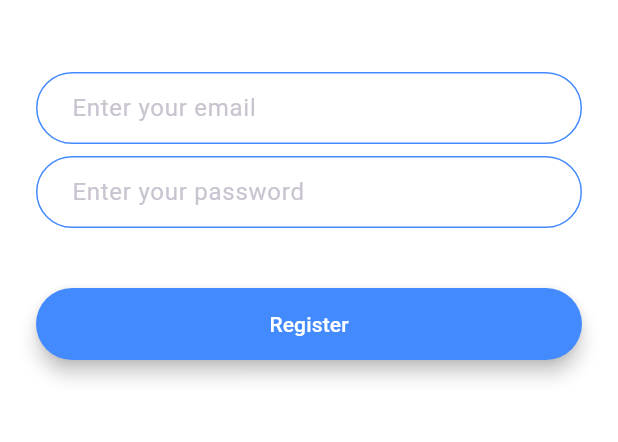
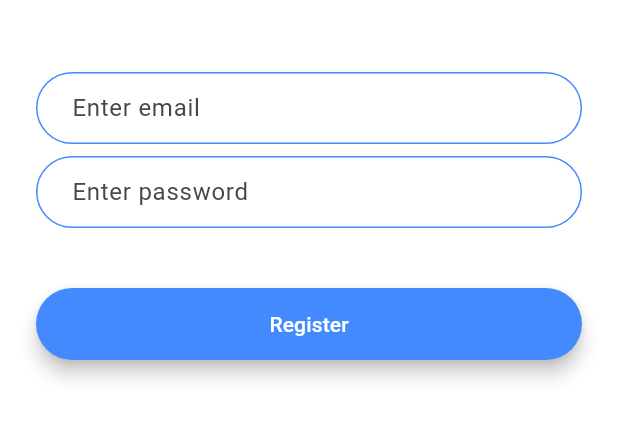
Before and after one commit to tnt-exe/firechat, a Flutter app: the screen it shows after launch, after a tap on "Register", on a phone screen of 412 x 824 dp, the part 576-1018 px from its top. Run offline on Flutter 3.47's test engine with Material 3 defaults, Android fonts, the phone set to English and light mode, and no system bars; our stand-ins replace animated_text_kit.

Commit message:
refactor: round button and text field decoration

```diff
--- a/lib/common/constants.dart
+++ b/lib/common/constants.dart
@@ -17,3 +17,19 @@ const kMessageContainerDecoration = BoxDecoration(
     top: BorderSide(color: Colors.lightBlueAccent, width: 2.0),
   ),
 );
+
+const kTextFieldDecoration = InputDecoration(
+  hintText: 'Enter value',
+  contentPadding: EdgeInsets.symmetric(vertical: 10.0, horizontal: 20.0),
+  border: OutlineInputBorder(
+    borderRadius: BorderRadius.all(Radius.circular(32.0)),
+  ),
+  enabledBorder: OutlineInputBorder(
+    borderSide: BorderSide(color: Colors.blueAccent, width: 1.0),
+    borderRadius: BorderRadius.all(Radius.circular(32.0)),
+  ),
+  focusedBorder: OutlineInputBorder(
+    borderSide: BorderSide(color: Colors.blueAccent, width: 2.0),
+    borderRadius: BorderRadius.all(Radius.circular(32.0)),
+  ),
+);
--- a/lib/main.dart
+++ b/lib/main.dart
@@ -12,11 +12,6 @@ class Firechat extends StatelessWidget {
   @override
   Widget build(BuildContext context) {
     return MaterialApp(
-      theme: ThemeData.dark().copyWith(
-        textTheme: TextTheme(
-          bodyLarge: TextStyle(color: Colors.black54),
-        ),
-      ),
       initialRoute: WelcomeScreen.id,
       routes: {
         WelcomeScreen.id: (context) => WelcomeScreen(),
--- a/lib/screens/login_screen.dart
+++ b/lib/screens/login_screen.dart
@@ -1,3 +1,5 @@
+import 'package:firechat/common/constants.dart';
+import 'package:firechat/widgets/round_button.dart';
 import 'package:flutter/material.dart';
 
 class LoginScreen extends StatefulWidget {
@@ -34,23 +36,8 @@ class _LoginScreenState extends State<LoginScreen> {
               onChanged: (value) {
                 //Do something with the user input.
               },
-              decoration: InputDecoration(
-                hintText: 'Enter your email',
-                contentPadding:
-                    EdgeInsets.symmetric(vertical: 10.0, horizontal: 20.0),
-                border: OutlineInputBorder(
-                  borderRadius: BorderRadius.all(Radius.circular(32.0)),
-                ),
-                enabledBorder: OutlineInputBorder(
-                  borderSide:
-                      BorderSide(color: Colors.lightBlueAccent, width: 1.0),
-                  borderRadius: BorderRadius.all(Radius.circular(32.0)),
-                ),
-                focusedBorder: OutlineInputBorder(
-                  borderSide:
-                      BorderSide(color: Colors.lightBlueAccent, width: 2.0),
-                  borderRadius: BorderRadius.all(Radius.circular(32.0)),
-                ),
+              decoration: kTextFieldDecoration.copyWith(
+                hintText: "Enter email",
               ),
             ),
             SizedBox(
@@ -60,45 +47,19 @@ class _LoginScreenState extends State<LoginScreen> {
               onChanged: (value) {
                 //Do something with the user input.
               },
-              decoration: InputDecoration(
-                hintText: 'Enter your password.',
-                contentPadding:
-                    EdgeInsets.symmetric(vertical: 10.0, horizontal: 20.0),
-                border: OutlineInputBorder(
-                  borderRadius: BorderRadius.all(Radius.circular(32.0)),
-                ),
-                enabledBorder: OutlineInputBorder(
-                  borderSide:
-                      BorderSide(color: Colors.lightBlueAccent, width: 1.0),
-                  borderRadius: BorderRadius.all(Radius.circular(32.0)),
-                ),
-                focusedBorder: OutlineInputBorder(
-                  borderSide:
-                      BorderSide(color: Colors.lightBlueAccent, width: 2.0),
-                  borderRadius: BorderRadius.all(Radius.circular(32.0)),
-                ),
+              decoration: kTextFieldDecoration.copyWith(
+                hintText: "Enter password",
               ),
             ),
             SizedBox(
               height: 24.0,
             ),
-            Padding(
-              padding: EdgeInsets.symmetric(vertical: 16.0),
-              child: Material(
-                color: Colors.lightBlueAccent,
-                borderRadius: BorderRadius.all(Radius.circular(30.0)),
-                elevation: 5.0,
-                child: MaterialButton(
-                  onPressed: () {
-                    //Implement login functionality.
-                  },
-                  minWidth: 200.0,
-                  height: 42.0,
-                  child: Text(
-                    'Log In',
-                  ),
-                ),
-              ),
+            RoundButton(
+              title: "Login",
+              color: Colors.lightBlueAccent,
+              onPressed: () {
+                //Implement login functionality.
+              },
             ),
           ],
         ),
--- a/lib/screens/register_screen.dart
+++ b/lib/screens/register_screen.dart
@@ -1,3 +1,5 @@
+import 'package:firechat/common/constants.dart';
+import 'package:firechat/widgets/round_button.dart';
 import 'package:flutter/material.dart';
 
 class RegisterScreen extends StatefulWidget {
@@ -34,21 +36,8 @@ class _RegisterScreenState extends State<RegisterScreen> {
               onChanged: (value) {
                 //Do something with the user input.
               },
-              decoration: InputDecoration(
-                hintText: 'Enter your email',
-                contentPadding:
-                    EdgeInsets.symmetric(vertical: 10.0, horizontal: 20.0),
-                border: OutlineInputBorder(
-                  borderRadius: BorderRadius.all(Radius.circular(32.0)),
-                ),
-                enabledBorder: OutlineInputBorder(
-                  borderSide: BorderSide(color: Colors.blueAccent, width: 1.0),
-                  borderRadius: BorderRadius.all(Radius.circular(32.0)),
-                ),
-                focusedBorder: OutlineInputBorder(
-                  borderSide: BorderSide(color: Colors.blueAccent, width: 2.0),
-                  borderRadius: BorderRadius.all(Radius.circular(32.0)),
-                ),
+              decoration: kTextFieldDecoration.copyWith(
+                hintText: "Enter email",
               ),
             ),
             SizedBox(
@@ -58,44 +47,19 @@ class _RegisterScreenState extends State<RegisterScreen> {
               onChanged: (value) {
                 //Do something with the user input.
               },
-              decoration: InputDecoration(
-                hintText: 'Enter your password',
-                contentPadding:
-                    EdgeInsets.symmetric(vertical: 10.0, horizontal: 20.0),
-                border: OutlineInputBorder(
-                  borderRadius: BorderRadius.all(Radius.circular(32.0)),
-                ),
-                enabledBorder: OutlineInputBorder(
-                  borderSide: BorderSide(color: Colors.blueAccent, width: 1.0),
-                  borderRadius: BorderRadius.all(Radius.circular(32.0)),
-                ),
-                focusedBorder: OutlineInputBorder(
-                  borderSide: BorderSide(color: Colors.blueAccent, width: 2.0),
-                  borderRadius: BorderRadius.all(Radius.circular(32.0)),
-                ),
+              decoration: kTextFieldDecoration.copyWith(
+                hintText: "Enter password",
               ),
             ),
             SizedBox(
               height: 24.0,
             ),
-            Padding(
-              padding: EdgeInsets.symmetric(vertical: 16.0),
-              child: Material(
-                color: Colors.blueAccent,
-                borderRadius: BorderRadius.all(Radius.circular(30.0)),
-                elevation: 5.0,
-                child: MaterialButton(
-                  onPressed: () {
-                    //Implement registration functionality.
-                  },
-                  minWidth: 200.0,
-                  height: 42.0,
-                  child: Text(
-                    'Register',
-                    style: TextStyle(color: Colors.white),
-                  ),
-                ),
-              ),
+            RoundButton(
+              title: "Register",
+              color: Colors.blueAccent,
+              onPressed: () {
+                //Implement registration functionality.
+              },
             ),
           ],
         ),
--- a/lib/screens/welcome_screen.dart
+++ b/lib/screens/welcome_screen.dart
@@ -1,6 +1,7 @@
 import 'package:animated_text_kit/animated_text_kit.dart';
 import 'package:firechat/screens/login_screen.dart';
 import 'package:firechat/screens/register_screen.dart';
+import 'package:firechat/widgets/round_button.dart';
 import 'package:flutter/material.dart';
 
 class WelcomeScreen extends StatefulWidget {
@@ -77,41 +78,19 @@ class _WelcomeScreenState extends State<WelcomeScreen>
             SizedBox(
               height: 48.0,
             ),
-            Padding(
-              padding: EdgeInsets.symmetric(vertical: 16.0),
-              child: Material(
-                elevation: 5.0,
+            RoundButton(
+              title: "Login",
               color: Colors.lightBlueAccent,
-                borderRadius: BorderRadius.circular(30.0),
-                child: MaterialButton(
               onPressed: () {
                 Navigator.pushNamed(context, LoginScreen.id);
               },
-                  minWidth: 200.0,
-                  height: 42.0,
-                  child: Text(
-                    'Log In',
             ),
-                ),
-              ),
-            ),
-            Padding(
-              padding: EdgeInsets.symmetric(vertical: 16.0),
-              child: Material(
+            RoundButton(
+              title: "Register",
               color: Colors.blueAccent,
-                borderRadius: BorderRadius.circular(30.0),
-                elevation: 5.0,
-                child: MaterialButton(
               onPressed: () {
                 Navigator.pushNamed(context, RegisterScreen.id);
               },
-                  minWidth: 200.0,
-                  height: 42.0,
-                  child: Text(
-                    'Register',
-                  ),
-                ),
-              ),
             ),
           ],
         ),
--- /dev/null
+++ b/lib/widgets/round_button.dart
@@ -0,0 +1,37 @@
+import 'package:flutter/material.dart';
+
+class RoundButton extends StatelessWidget {
+  final Color? color;
+  final String title;
+  final void Function() onPressed;
+
+  const RoundButton({
+    super.key,
+    this.color,
+    required this.title,
+    required this.onPressed,
+  });
+
+  @override
+  Widget build(BuildContext context) {
+    return Padding(
+      padding: EdgeInsets.symmetric(vertical: 16.0),
+      child: Material(
+        color: color,
+        borderRadius: BorderRadius.circular(30.0),
+        elevation: 5.0,
+        child: MaterialButton(
+          onPressed: onPressed,
+          minWidth: 200.0,
+          height: 42.0,
+          child: Text(
+            title,
+            style: TextStyle(
+              color: Colors.white,
+            ),
+          ),
+        ),
+      ),
+    );
+  }
+}
```
Lines whose indentation alone changed are shown as unchanged.
